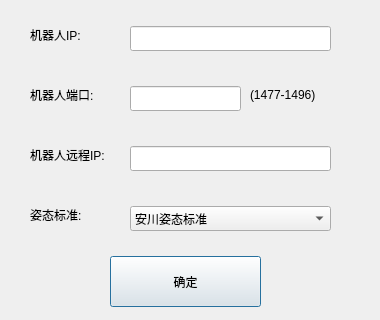
qubo188612/qtwelding, file robotsetdlg.ui: the form before one commit; both pictures show x 0 to 380 and y 144 to 464 of the 380 by 464 pixel window.
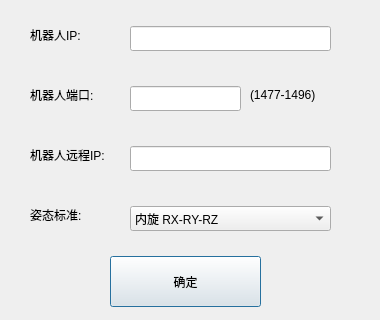
The form after the commit.

What changed in the file:
```diff
--- a/robotsetdlg.ui
+++ b/robotsetdlg.ui
@@ -175,7 +175,7 @@
    </property>
    <item>
     <property name="text">
-     <string>安川姿态标准</string>
+     <string>内旋 RX-RY-RZ</string>
     </property>
    </item>
    <item>
```
Left out of the diff: 4 changed lines with no effect on the pictures.
